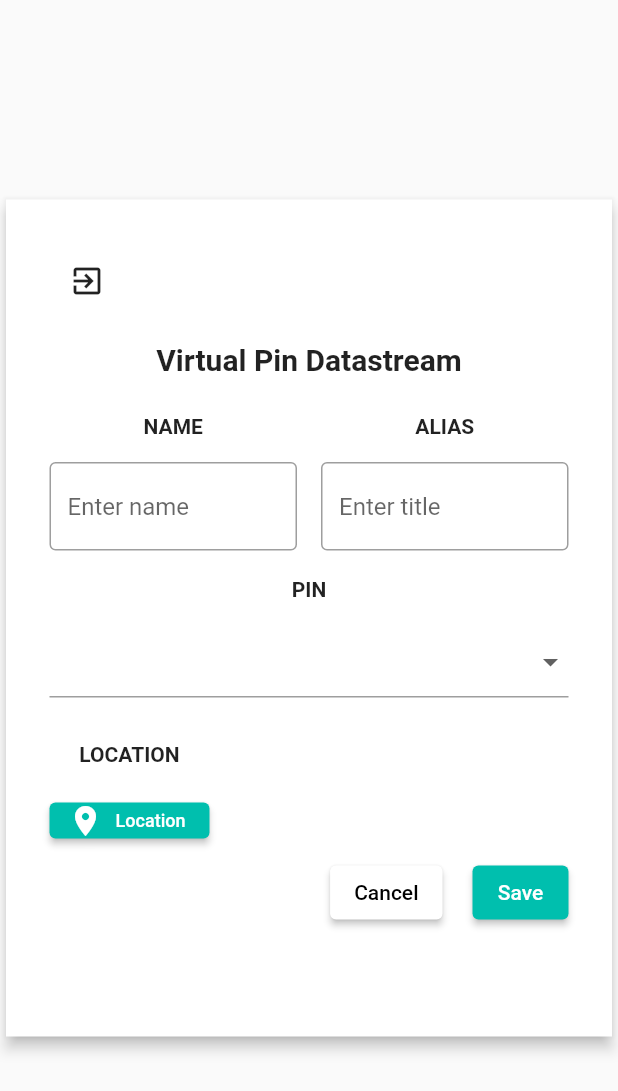
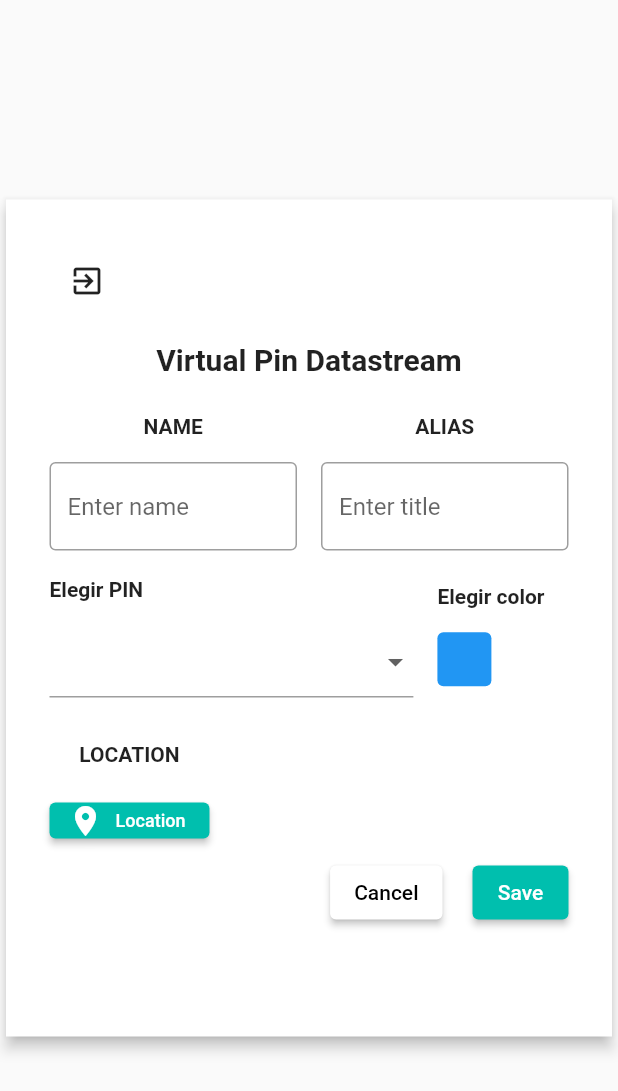
Before and after one commit to PIANTAIOT/Pianta---IOT---Frontend, a Flutter app: the VirtualPinDatastream screen opened directly with empty values, on a phone screen of 412 x 824 dp. Shown: the top 1091 px of the screen. Run offline on Flutter 3.47's test engine with Material 2 defaults, Android fonts, the phone set to English and light mode, and no system bars; our stand-ins replace charts_flutter, cookie_jar, dio, dio_cookie_manager, flutter_colorpicker, flutter_map and 5 more; accounts and stored records are empty; network calls fail.

```diff
--- a/lib/Graficas/VitualPinDatastream.dart
+++ b/lib/Graficas/VitualPinDatastream.dart
@@ -1,6 +1,7 @@
 import 'dart:convert';
 
 import 'package:flutter/material.dart';
+import 'package:flutter_colorpicker/flutter_colorpicker.dart';
 import 'package:hive_flutter/adapters.dart';
 import 'package:pianta/Home/model_proyect.dart';
 import 'package:pianta/MyDevices/Dashboard.dart';
@@ -167,6 +168,7 @@ void initState() {
   final projects = templateprojects = [];
   late Future<List<ProjectTemplate>> futureProjects;
   ProjectTemplate? project;
+  Color _selectedColor = Colors.blue;
 
 
   Future<dynamic> crearGrafico(BuildContext context) async {
@@ -192,6 +194,7 @@ void initState() {
           'aliasgraphics': storedAlias,
           'location': storedLocation,
           'is_circular': storedIsCircular.toString(),
+          'color':_selectedColor.toString()
         },
 
       );
@@ -350,14 +353,20 @@ void initState() {
                                 Flexible(
                                   flex: 1,
                                   child: Column(
+                                    crossAxisAlignment: CrossAxisAlignment.start,
                                     children: [
                                       const SizedBox(height: 18.0),
-                                        const Text(
-                                          'PIN',
+                                      Row(
+                                        children: [
+                                          Text(
+                                            'Elegir PIN',
                                             style: TextStyle(
                                               fontWeight: FontWeight.bold,
                                               fontSize: 14.0,
                                             ),
+                                          ),
+                                          const SizedBox(width: 16.0),
+                                        ],
                                       ),
                                       const SizedBox(height: 16.0),
                                       DropdownButtonFormField<String>(
@@ -368,8 +377,7 @@ void initState() {
                                           });
                                         },
                                         items: _vValues
-                                              .map<DropdownMenuItem<String>>(
-                                                  (value) {
+                                            .map<DropdownMenuItem<String>>((value) {
                                           return DropdownMenuItem<String>(
                                             value: value,
                                             child: Text(value),
@@ -377,7 +385,75 @@ void initState() {
                                         }).toList(),
                                       ),
                                     ],
-                                    )),
+                                  ),
+                                ),
+                                const SizedBox(width: 16.0),
+                                Column(
+                                  crossAxisAlignment: CrossAxisAlignment.start,
+                                  children: [
+                                    const SizedBox(height: 15),
+                                    Row(
+                                      children: [
+                                        Text(
+                                          'Elegir color',
+                                          style: TextStyle(
+                                            fontWeight: FontWeight.bold,
+                                            fontSize: 14.0,
+                                          ),
+                                        ),
+                                        const SizedBox(width: 16.0),
+                                      ],
+                                    ),
+                                    const SizedBox(height: 16.0),
+                                    GestureDetector(
+                                      onTap: () {
+                                        showDialog(
+                                          context: context,
+                                          builder: (BuildContext context) {
+                                            return AlertDialog(
+                                              title: const Text('Seleccione un color'),
+                                              content: SingleChildScrollView(
+                                                child: ColorPicker(
+                                                  pickerColor: _selectedColor,
+                                                  onColorChanged: (color) {
+                                                    setState(() {
+                                                      _selectedColor = color;
+                                                    });
+                                                  },
+                                                  showLabel: true,
+                                                  pickerAreaHeightPercent: 0.8,
+                                                ),
+                                              ),
+                                              actions: [
+                                                TextButton(
+                                                  child: const Text('OK'),
+                                                  onPressed: () {
+                                                    Navigator.of(context).pop();
+                                                  },
+                                                ),
+                                              ],
+                                            );
+                                          },
+                                        );
+                                      },
+                                      child: Container(
+                                        height: 36.0,
+                                        width: 36.0,
+                                        decoration: BoxDecoration(
+                                          color: _selectedColor,
+                                          shape: BoxShape.rectangle, // Cambio de BoxShape.circle a BoxShape.rectangle
+                                          borderRadius: BorderRadius.circular(4.0), // Agregar bordes redondeados al cuadro
+                                        ),
+                                        child: _selectedColor == Colors.transparent
+                                            ? Icon(
+                                          Icons.color_lens,
+                                          color: Colors.white,
+                                        )
+                                            : null,
+                                      ),
+                                    ),
+                                  ],
+                                ),
                               ],
                             ),
                             Row(
@@ -406,7 +482,7 @@ void initState() {
                                                   context,
                                                   MaterialPageRoute(
                                                       builder: (context) =>
-                                                          MapSensor())).then(
+                                                          MapSensor(_selectedColor))).then(
                                                       (value) =>
                                                   {updateLocation(value)});
                                             },
--- a/lib/Graficas/VitualPinDatastreamEdit.dart
+++ b/lib/Graficas/VitualPinDatastreamEdit.dart
@@ -72,7 +72,7 @@ class VirtualPinDatastreamEdit extends StatefulWidget {
 class _VirtualPinDatastreamEditState extends State<VirtualPinDatastreamEdit> {
   final graphicstemplate = graphics = [];
   late Future<List<GrapchisTemplate>> futureGraphics;
-
+  Color _selectedColor = Colors.blue;
 
   final _locationController = TextEditingController();
   String? _selectedValue;
@@ -285,7 +285,7 @@ class _VirtualPinDatastreamEditState extends State<VirtualPinDatastreamEdit> {
                                                   context,
                                                   MaterialPageRoute(
                                                       builder: (context) =>
-                                                          MapSensor())).then(
+                                                          MapSensor(_selectedColor))).then(
                                                       (value) =>
                                                   {updateLocation(value)});
                                             },
--- a/lib/maps/mapasensor.dart
+++ b/lib/maps/mapasensor.dart
@@ -13,6 +13,10 @@ const MAPBOX_ACCESS_TOKEN =
     'pk.eyJ1IjoiZGFuaWVsc2cxOCIsImEiOiJjbGZ1N3F6ZWcwNDByM2Vtamo1OTNoc3hrIn0.5dFY3xEDB7oLtMbCWDdW9A';
 
 class MapSensor extends StatefulWidget {
+
+  final Color selectedColor;
+
+  MapSensor(this.selectedColor);
   @override
   _MapSensorState createState() => _MapSensorState();
 }
@@ -219,7 +223,7 @@ class _MapSensorState extends State<MapSensor> {
             point: location,
             builder: (ctx) => Container(
               child: Icon(Icons.location_pin,
-                  color: Color.fromARGB(255, 252, 247, 0)),
+                  color:widget.selectedColor),
             ),
           ),
         );
--- a/pubspec.yaml
+++ b/pubspec.yaml
@@ -49,6 +49,7 @@ dependencies:
   charts_flutter: ^0.12.0
   geolocator: ^9.0.2
   location: ^4.4.0
+  flutter_colorpicker: ^1.0.3
 
 
   # The following adds the Cupertino Icons font to your application.
```
Also changed, not shown: pubspec.lock. Lines whose indentation alone changed are shown as unchanged.
